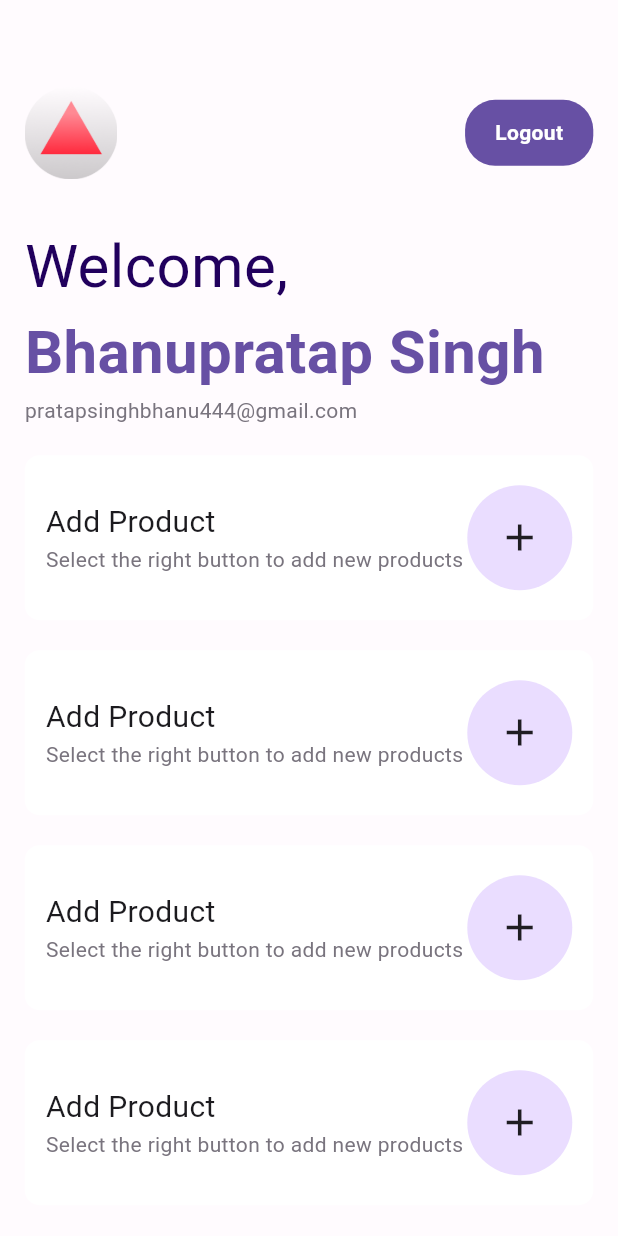
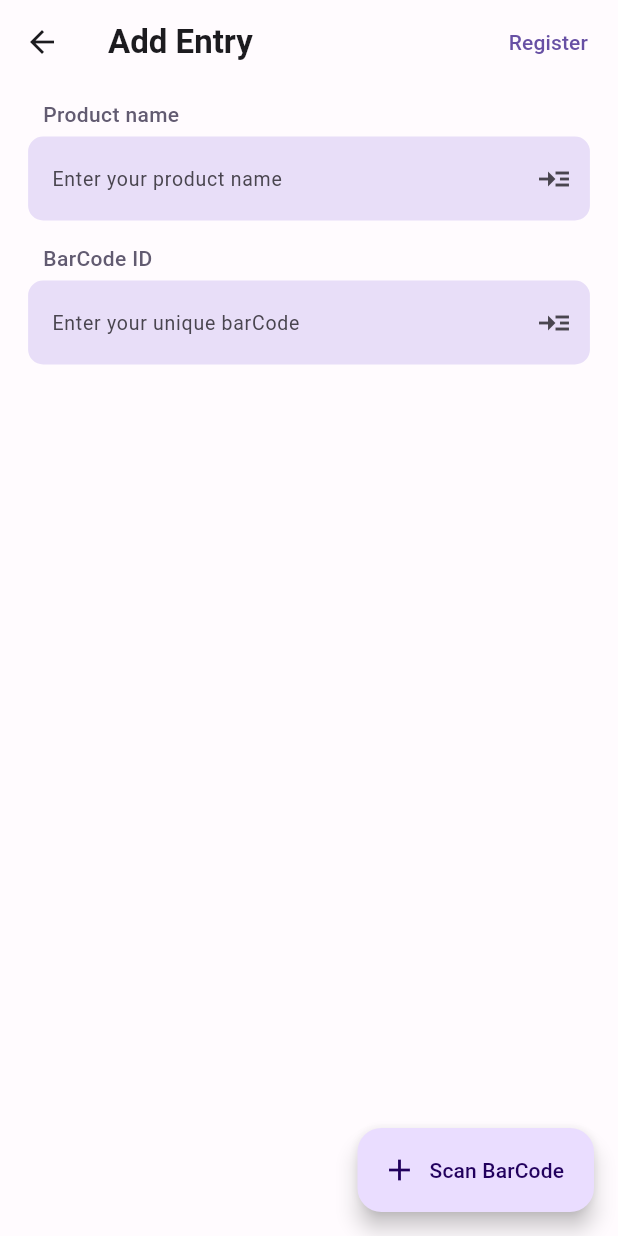
Before and after one commit to wantedbear007/Compass, a Flutter app: the screen it shows after launch, on a phone screen of 412 x 824 dp. Run offline on Flutter 3.47's test engine with Material 3 defaults, Android fonts, the phone set to English and light mode, and no system bars; our stand-ins replace flutter_svg, get.

Commit message:
:lipstick: UI: register product page, addded form builder.:

```diff
--- a/lib/main.dart
+++ b/lib/main.dart
@@ -1,4 +1,6 @@
+import 'package:compass/screens/RegisterProduct/register_product.dart';
 import 'package:compass/screens/home/home_screen.dart';
+import 'package:compass/screens/register/register_screen.dart';
 import 'package:compass/utils/color_scheme.dart';
 import 'package:flutter/material.dart';
 import 'package:get/get.dart';
@@ -31,7 +33,7 @@ class Home extends StatelessWidget {
           ),
         ),
       ),
-      home: const HomeScreen(),
+      home: const RegisterProduct(),
     );
   }
 }
--- /dev/null
+++ b/lib/screens/RegisterProduct/register_product.dart
@@ -0,0 +1,58 @@
+import 'package:compass/widgets/material_button.dart';
+import 'package:compass/widgets/text_input.dart';
+import 'package:flutter/material.dart';
+
+class RegisterProduct extends StatelessWidget {
+  const RegisterProduct({super.key});
+
+  @override
+  Widget build(BuildContext context) {
+    TextEditingController _barcodeController = TextEditingController();
+    TextEditingController _productnameController = TextEditingController();
+    TextEditingController _quantityController = TextEditingController();
+    TextEditingController _expireController = TextEditingController();
+    TextEditingController _categoryController = TextEditingController();
+    TextEditingController _manafacturerController = TextEditingController();
+
+    return Scaffold(
+      floatingActionButton: FloatingActionButton.extended(
+        onPressed: () {},
+        icon: const Icon(Icons.add),
+        label: const Text("Scan BarCode"),
+      ),
+      appBar: AppBar(
+        leading: IconButton(
+          onPressed: () {},
+          icon: Icon(Icons.arrow_back),
+        ),
+        actions: [
+          Padding(
+              padding: const EdgeInsets.all(8.0),
+              child: TextButton(
+                onPressed: () {},
+                child: Text("Register"),
+              ))
+        ],
+        title: const Text(
+          "Add Entry",
+          style: TextStyle(fontWeight: FontWeight.bold),
+        ),
+      ),
+      body: ListView(
+        children: [
+          TextInputField(
+              textController: _productnameController,
+              hintText: "Enter your product name",
+              inputLabelText: "Product name",
+              textInputType: TextInputType.text),
+          TextInputField(
+              textController: _barcodeController,
+              hintText: "Enter your unique barCode",
+              inputLabelText: "BarCode ID",
+              textInputType: TextInputType.text),
+          // TextInputField(textController: _quantityController, hintText: hintText, inputLabelText: inputLabelText, textInputType: textInputType)
+        ],
+      ),
+    );
+  }
+}
--- a/lib/screens/home/home_screen.dart
+++ b/lib/screens/home/home_screen.dart
@@ -25,6 +25,10 @@ class HomeScreen extends StatelessWidget {
                     Image(
                       image: const AssetImage("assets/logo.png"),
                       width: MediaQuery.of(context).size.width * 0.15,
+                    ),
+                    Text(
+                      "Compass",
+                      style: TextStyle(fontSize: 20, letterSpacing: 1.5),
                     ),
                     UserMaterialButton(
                       buttonAction: () {},
@@ -63,6 +67,27 @@ class HomeScreen extends StatelessWidget {
                   buttonText: "Add Products",
                   caption: "Add new products, something something",
                   image: "assets/addnew.svg",
+                  icon: Icons.add,
+                ),
+                SizedBox(
+                  height: 20,
+                ),
+                HomeScreenCard(
+                  tapAction: () {},
+                  buttonText: "Registered Products",
+                  caption: "See the list of the registered products, there details.",
+                  image: "assets/addnew.svg",
+                  icon: Icons.list,
+                ),
+                SizedBox(
+                  height: 20,
+                ),
+                HomeScreenCard(
+                  tapAction: () {},
+                  buttonText: "Expiring Products",
+                  caption: "Lists out the product that are expiring in a month or two.",
+                  image: "assets/addnew.svg",
+                  icon: Icons.date_range,
                 ),
                 SizedBox(
                   height: 20,
@@ -72,24 +97,7 @@ class HomeScreen extends StatelessWidget {
                   buttonText: "Add Products",
                   caption: "Add new products, something something",
                   image: "assets/addnew.svg",
-                ),
-                SizedBox(
-                  height: 20,
-                ),
-                HomeScreenCard(
-                  tapAction: () {},
-                  buttonText: "Add Products",
-                  caption: "Add new products, something something",
-                  image: "assets/addnew.svg",
-                ),
-                SizedBox(
-                  height: 20,
-                ),
-                HomeScreenCard(
-                  tapAction: () {},
-                  buttonText: "Add Products",
-                  caption: "Add new products, something something",
-                  image: "assets/addnew.svg",
+                  icon: Icons.account_circle_sharp,
                 )
                 // ButtonCard(),
                 // ButtonCard(),
--- a/lib/screens/register/register_screen.dart
+++ b/lib/screens/register/register_screen.dart
@@ -115,7 +115,7 @@ class _RegisterScreenState extends State<RegisterScreen> {
                       child: Container(
                         padding:
                             EdgeInsets.symmetric(horizontal: 3, vertical: 5),
-                        child: Text(
+                        child: const Text(
                           "I accept the terms and conditions laid by Compass and team.",
                           softWrap: true,
                           overflow:
--- /dev/null
+++ b/lib/screens/registeredProducts/registered_products_screen.dart
@@ -0,0 +1 @@
+import 'package:flutter/material.dart';
--- a/lib/widgets/button_card.dart
+++ b/lib/widgets/button_card.dart
@@ -6,13 +6,14 @@ class HomeScreenCard extends StatelessWidget {
   final String buttonText;
   final String caption;
   final String image;
+  final IconData icon;
 
   const HomeScreenCard(
       {super.key,
       required this.tapAction,
       required this.buttonText,
       required this.caption,
-      required this.image});
+      required this.image, required this.icon});
 
   @override
   Widget build(BuildContext context) {
@@ -43,17 +44,20 @@ class HomeScreenCard extends StatelessWidget {
                     crossAxisAlignment: CrossAxisAlignment.start,
                     children: [
                       Text(
-                        "Add Product",
+                        buttonText,
                         style: TextStyle(fontSize: 20),
                       ),
-                      Text(
-                        "Select the right button to add new products",
+                      Padding(
+                        padding: const EdgeInsets.only(right: 5),
+                        child: Text(
+                          caption,
                           style: TextStyle(
                               color: Theme.of(context).colorScheme.outline,
                               fontWeight: FontWeight.normal),
                           softWrap: true,
                           overflow:
                               TextOverflow.clip, // Use ellipsis for truncation
+                        ),
                       ),
                     ],
                   ),
@@ -73,7 +77,7 @@ class HomeScreenCard extends StatelessWidget {
                       // borderRadius: BorderRadius.circular(10)),
                       // color: Colors.red,
                       child: Icon(
-                        Icons.add,
+                        icon,
                         size: 30,
                       ),
                     ),
--- a/lib/widgets/text_input.dart
+++ b/lib/widgets/text_input.dart
@@ -21,7 +21,7 @@ class TextInputField extends StatelessWidget {
   Widget build(BuildContext context) {
     return Padding(
       padding: EdgeInsets.symmetric(
-          horizontal: MediaQuery.of(context).size.width / 9, vertical: 5),
+          horizontal: MediaQuery.of(context).size.width / 22, vertical: 5),
       // padding: EdgeInsets.symmetric(MediaQuery.of(context).size.width / 9),
       child: Column(
         // mainAxisAlignment: MainAxisAlignment.start,
@@ -43,7 +43,7 @@ class TextInputField extends StatelessWidget {
               hintText: hintText,
               filled: true,
 
-              border: OutlineInputBorder(
+              border: const OutlineInputBorder(
                   borderSide: BorderSide.none,
                   borderRadius: BorderRadius.all(
                     Radius.circular(10),
--- a/pubspec.yaml
+++ b/pubspec.yaml
@@ -37,6 +37,7 @@ dependencies:
   cupertino_icons: ^1.0.6
   get: ^4.6.6
   flutter_svg: ^2.0.10+1
+  flutter_form_builder: ^9.2.1
 
 dev_dependencies:
   flutter_test:
```
Also changed, not shown: pubspec.lock. Lines whose indentation alone changed are shown as unchanged.
